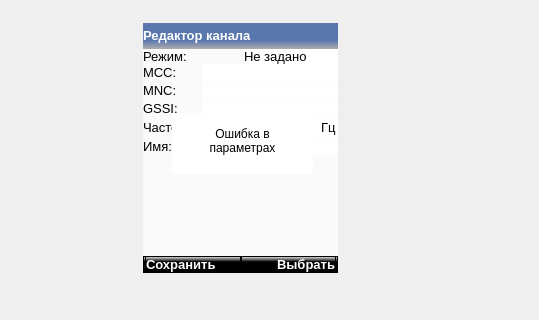
COOLIRON2311/azart-p, file mainwindow.ui: the form before one commit; both pictures show x 108 to 647 and y 187 to 507 of the 647 by 989 pixel window.
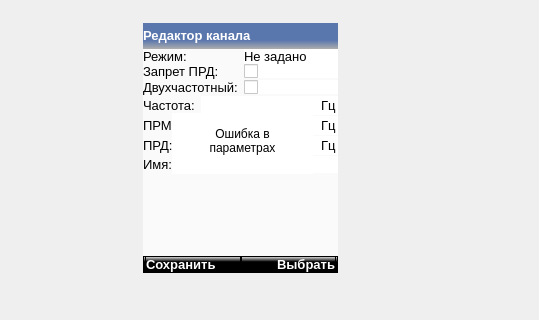
The form after the commit. The open tabs and pages were chosen to show the change. Icons and pictures are not drawn.

What changed in the file:
```diff
--- a/mainwindow.ui
+++ b/mainwindow.ui
@@ -1349,7 +1349,7 @@
              <item>
               <widget class="QStackedWidget" name="channel_editor_states">
                <property name="currentIndex">
-                <number>3</number>
+                <number>4</number>
                </property>
                <widget class="QWidget" name="empty_state_page">
                 <layout class="QFormLayout" name="formLayout_4">
@@ -2616,6 +2616,457 @@
                  </item>
                 </layout>
                </widget>
+               <widget class="QWidget" name="AM25_page">
+                <layout class="QVBoxLayout" name="verticalLayout_41">
+                 <property name="spacing">
+                  <number>1</number>
+                 </property>
+                 <property name="leftMargin">
+                  <number>0</number>
+                 </property>
+                 <property name="topMargin">
+                  <number>0</number>
+                 </property>
+                 <property name="rightMargin">
+                  <number>0</number>
+                 </property>
+                 <property name="bottomMargin">
+                  <number>0</number>
+                 </property>
+                 <item>
+                  <layout class="QHBoxLayout" name="horizontalLayout_41">
+                   <property name="spacing">
+                    <number>6</number>
+                   </property>
+                   <item>
+                    <widget class="QLabel" name="label_61">
+                     <property name="sizePolicy">
+                      <sizepolicy hsizetype="Preferred" vsizetype="Fixed">
+                       <horstretch>0</horstretch>
+                       <verstretch>0</verstretch>
+                      </sizepolicy>
+                     </property>
+                     <property name="font">
+                      <font>
+                       <pointsize>10</pointsize>
+                      </font>
+                     </property>
+                     <property name="text">
+                      <string>Запрет ПРД:</string>
+                     </property>
+                    </widget>
+                   </item>
+                   <item>
+                    <widget class="QCheckBox" name="am25_prd">
+                     <property name="styleSheet">
+                      <string notr="true">background: white;</string>
+                     </property>
+                     <property name="text">
+                      <string/>
+                     </property>
+                    </widget>
+                   </item>
+                  </layout>
+                 </item>
+                 <item>
+                  <layout class="QHBoxLayout" name="horizontalLayout_35">
+                   <property name="spacing">
+                    <number>6</number>
+                   </property>
+                   <property name="topMargin">
+                    <number>0</number>
+                   </property>
+                   <property name="bottomMargin">
+                    <number>0</number>
+                   </property>
+                   <item>
+                    <widget class="QLabel" name="label_55">
+                     <property name="sizePolicy">
+                      <sizepolicy hsizetype="Preferred" vsizetype="Fixed">
+                       <horstretch>0</horstretch>
+                       <verstretch>0</verstretch>
+                      </sizepolicy>
+                     </property>
+                     <property name="font">
+                      <font>
+                       <pointsize>10</pointsize>
+                      </font>
+                     </property>
+                     <property name="text">
+                      <string>Двухчастотный:</string>
+                     </property>
+                    </widget>
+                   </item>
+                   <item>
+                    <widget class="QCheckBox" name="am25_dualfreq">
+                     <property name="styleSheet">
+                      <string notr="true">background: white;</string>
+                     </property>
+                     <property name="text">
+                      <string/>
+                     </property>
+                    </widget>
+                   </item>
+                  </layout>
+                 </item>
+                 <item>
+                  <widget class="QWidget" name="widget_20" native="true">
+                   <layout class="QHBoxLayout" name="horizontalLayout_36">
+                    <property name="spacing">
+                     <number>6</number>
+                    </property>
+                    <property name="leftMargin">
+                     <number>0</number>
+                    </property>
+                    <property name="topMargin">
+                     <number>0</number>
+                    </property>
+                    <property name="rightMargin">
+                     <number>0</number>
+                    </property>
+                    <property name="bottomMargin">
+                     <number>0</number>
+                    </property>
+                    <item>
+                     <widget class="QLabel" name="label_56">
+                      <property name="sizePolicy">
+                       <sizepolicy hsizetype="Preferred" vsizetype="Fixed">
+                        <horstretch>0</horstretch>
+                        <verstretch>0</verstretch>
+                       </sizepolicy>
+                      </property>
+                      <property name="font">
+                       <font>
+                        <pointsize>10</pointsize>
+                       </font>
+                      </property>
+                      <property name="text">
+                       <string>Частота:</string>
+                      </property>
+                     </widget>
+                    </item>
+                    <item>
+                     <widget class="QWidget" name="am25_freq_full" native="true">
+                      <property name="maximumSize">
+                       <size>
+                        <width>139</width>
+                        <height>16777215</height>
+                       </size>
+                      </property>
+                      <property name="styleSheet">
+                       <string notr="true">background: white;</string>
+                      </property>
+                      <layout class="QHBoxLayout" name="horizontalLayout_37">
+                       <property name="spacing">
+                        <number>0</number>
+                       </property>
+                       <property name="leftMargin">
+                        <number>1</number>
+                       </property>
+                       <property name="topMargin">
+                        <number>1</number>
+                       </property>
+                       <property name="rightMargin">
+                        <number>1</number>
+                       </property>
+                       <property name="bottomMargin">
+                        <number>1</number>
+                       </property>
+                       <item>
+                        <widget class="QLineEdit" name="am25_freq">
+                         <property name="font">
+                          <font>
+                           <pointsize>10</pointsize>
+                          </font>
+                         </property>
+                         <property name="styleSheet">
+                          <string notr="true">background: white;</string>
+                         </property>
+                        </widget>
+                       </item>
+                       <item>
+                        <widget class="QLabel" name="label_57">
+                         <property name="sizePolicy">
+                          <sizepolicy hsizetype="Fixed" vsizetype="Fixed">
+                           <horstretch>0</horstretch>
+                           <verstretch>0</verstretch>
+                          </sizepolicy>
+                         </property>
+                         <property name="font">
+                          <font>
+                           <pointsize>10</pointsize>
+                          </font>
+                         </property>
+                         <property name="text">
+                          <string>Гц</string>
+                         </property>
+                        </widget>
+                       </item>
+                      </layout>
+                     </widget>
+                    </item>
+                   </layout>
+                  </widget>
+                 </item>
+                 <item>
+                  <widget class="QWidget" name="widget_21" native="true">
+                   <layout class="QHBoxLayout" name="horizontalLayout_39">
+                    <property name="spacing">
+                     <number>6</number>
+                    </property>
+                    <property name="leftMargin">
+                     <number>0</number>
+                    </property>
+                    <property name="topMargin">
+                     <number>0</number>
+                    </property>
+                    <property name="rightMargin">
+                     <number>0</number>
+                    </property>
+                    <property name="bottomMargin">
+                     <number>0</number>
+                    </property>
+                    <item>
+                     <widget class="QLabel" name="label_59">
+                      <property name="sizePolicy">
+                       <sizepolicy hsizetype="Preferred" vsizetype="Fixed">
+                        <horstretch>0</horstretch>
+                        <verstretch>0</verstretch>
+                       </sizepolicy>
+                      </property>
+                      <property name="font">
+                       <font>
+                        <pointsize>10</pointsize>
+                       </font>
+                      </property>
+                      <property name="text">
+                       <string>ПРМ:</string>
+                      </property>
+                     </widget>
+                    </item>
+                    <item>
+                     <widget class="QWidget" name="am25_prm_freq_full" native="true">
+                      <property name="maximumSize">
+                       <size>
+                        <width>139</width>
+                        <height>16777215</height>
+                       </size>
+                      </property>
+                      <property name="styleSheet">
+                       <string notr="true">background: white;</string>
+                      </property>
+                      <layout class="QHBoxLayout" name="horizontalLayout_40">
+                       <property name="spacing">
+                        <number>0</number>
+                       </property>
+                       <property name="leftMargin">
+                        <number>1</number>
+                       </property>
+                       <property name="topMargin">
+                        <number>1</number>
+                       </property>
+                       <property name="rightMargin">
+                        <number>1</number>
+                       </property>
+                       <property name="bottomMargin">
+                        <number>1</number>
+                       </property>
+                       <item>
+                        <widget class="QLineEdit" name="am25_prm_freq">
+                         <property name="font">
+                          <font>
+                           <pointsize>10</pointsize>
+                          </font>
+                         </property>
+                         <property name="styleSheet">
+                          <string notr="true">background: white;</string>
+                         </property>
+                         <property name="frame">
+                          <bool>false</bool>
+                         </property>
+                        </widget>
+                       </item>
+                       <item>
+                        <widget class="QLabel" name="label_60">
+                         <property name="sizePolicy">
+                          <sizepolicy hsizetype="Fixed" vsizetype="Fixed">
+                           <horstretch>0</horstretch>
+                           <verstretch>0</verstretch>
+                          </sizepolicy>
+                         </property>
+                         <property name="font">
+                          <font>
+                           <pointsize>10</pointsize>
+                          </font>
+                         </property>
+                         <property name="text">
+                          <string>Гц</string>
+                         </property>
+                        </widget>
+                       </item>
+                      </layout>
+                     </widget>
+                    </item>
+                   </layout>
+                  </widget>
+                 </item>
+                 <item>
+                  <widget class="QWidget" name="widget_19" native="true">
+                   <layout class="QHBoxLayout" name="horizontalLayout_32">
+                    <property name="spacing">
+                     <number>6</number>
+                    </property>
+                    <property name="leftMargin">
+                     <number>0</number>
+                    </property>
+                    <property name="topMargin">
+                     <number>0</number>
+                    </property>
+                    <property name="rightMargin">
+                     <number>0</number>
+                    </property>
+                    <property name="bottomMargin">
+                     <number>0</number>
+                    </property>
+                    <item>
+                     <widget class="QLabel" name="label_53">
+                      <property name="sizePolicy">
+                       <sizepolicy hsizetype="Preferred" vsizetype="Fixed">
+                        <horstretch>0</horstretch>
+                        <verstretch>0</verstretch>
+                       </sizepolicy>
+                      </property>
+                      <property name="font">
+                       <font>
+                        <pointsize>10</pointsize>
+                       </font>
+                      </property>
+                      <property name="text">
+                       <string>ПРД:</string>
+                      </property>
+                     </widget>
+                    </item>
+                    <item>
+                     <widget class="QWidget" name="am25_prd_freq_full" native="true">
+                      <property name="maximumSize">
+                       <size>
+                        <width>139</width>
+                        <height>16777215</height>
+                       </size>
+                      </property>
+                      <property name="styleSheet">
+                       <string>background: white;</string>
+                      </property>
+                      <layout class="QHBoxLayout" name="horizontalLayout_34">
+                       <property name="spacing">
+                        <number>0</number>
+                       </property>
+                       <property name="leftMargin">
+                        <number>1</number>
+                       </property>
+                       <property name="topMargin">
+                        <number>1</number>
+                       </property>
+                       <property name="rightMargin">
+                        <number>1</number>
+                       </property>
+                       <property name="bottomMargin">
+                        <number>1</number>
+                       </property>
+                       <item>
+                        <widget class="QLineEdit" name="am25_prd_freq">
+                         <property name="font">
+                          <font>
+                           <pointsize>10</pointsize>
+                          </font>
+                         </property>
+                         <property name="styleSheet">
+                          <string notr="true">background: white;</string>
+                         </property>
+                        </widget>
+                       </item>
+                       <item>
+                        <widget class="QLabel" name="label_54">
+                         <property name="sizePolicy">
+                          <sizepolicy hsizetype="Fixed" vsizetype="Fixed">
+                           <horstretch>0</horstretch>
+                           <verstretch>0</verstretch>
+                          </sizepolicy>
+                         </property>
+                         <property name="font">
+                          <font>
+                           <pointsize>10</pointsize>
+                          </font>
+                         </property>
+                         <property name="text">
+                          <string>Гц</string>
+                         </property>
+                        </widget>
+                       </item>
+                      </layout>
+                     </widget>
+                    </item>
+                   </layout>
+                  </widget>
+                 </item>
+                 <item>
+                  <layout class="QHBoxLayout" name="horizontalLayout_38">
+                   <property name="spacing">
+                    <number>6</number>
+                   </property>
+                   <item>
+                    <widget class="QLabel" name="label_58">
+                     <property name="sizePolicy">
+                      <sizepolicy hsizetype="Preferred" vsizetype="Fixed">
+                       <horstretch>0</horstretch>
+                       <verstretch>0</verstretch>
+                      </sizepolicy>
+                     </property>
+                     <property name="font">
+                      <font>
+                       <pointsize>10</pointsize>
+                      </font>
+                     </property>
+                     <property name="text">
+                      <string>Имя:</string>
+                     </property>
+                    </widget>
+                   </item>
+                   <item>
+                    <widget class="QLineEdit" name="am25_name">
+                     <property name="sizePolicy">
+                      <sizepolicy hsizetype="Expanding" vsizetype="Fixed">
+                       <horstretch>0</horstretch>
+                       <verstretch>0</verstretch>
+                      </sizepolicy>
+                     </property>
+                     <property name="font">
+                      <font>
+                       <pointsize>10</pointsize>
+                      </font>
+                     </property>
+                     <property name="styleSheet">
+                      <string notr="true">background: white;</string>
+                     </property>
+                    </widget>
+                   </item>
+                  </layout>
+                 </item>
+                 <item>
+                  <spacer name="verticalSpacer_7">
+                   <property name="orientation">
+                    <enum>Qt::Vertical</enum>
+                   </property>
+                   <property name="sizeHint" stdset="0">
+                    <size>
+                     <width>20</width>
+                     <height>63</height>
+                    </size>
+                   </property>
+                  </spacer>
+                 </item>
+                </layout>
+               </widget>
               </widget>
              </item>
             </layout>
```
Left out of the diff: 2 changed lines with no effect on the pictures.
